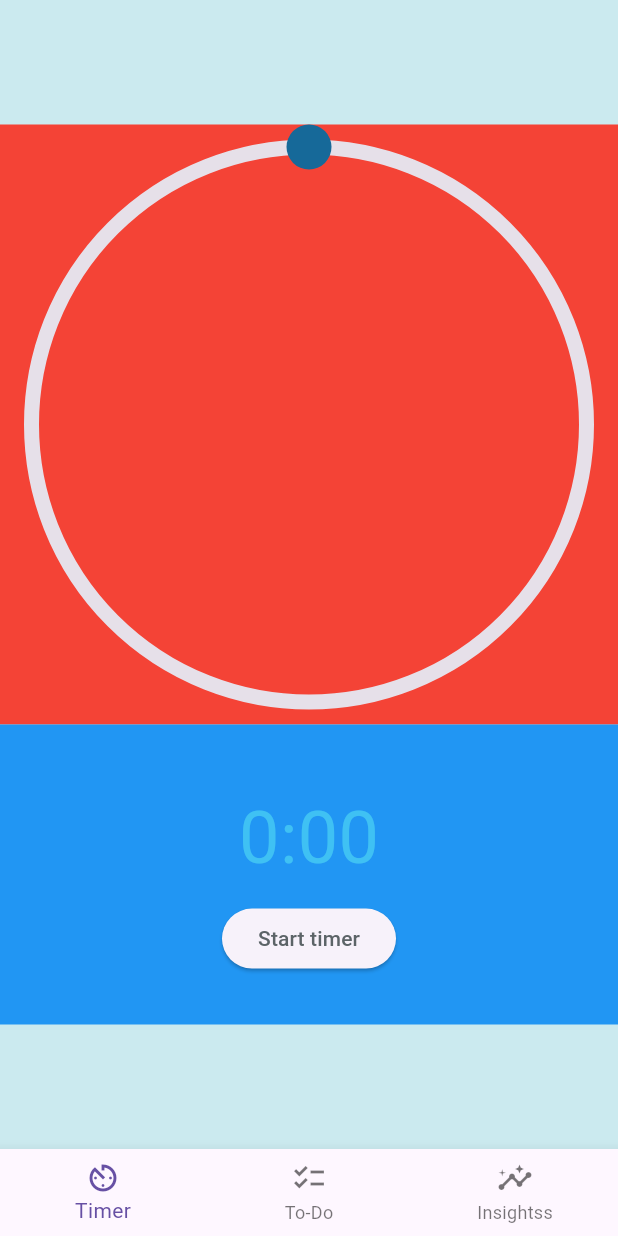
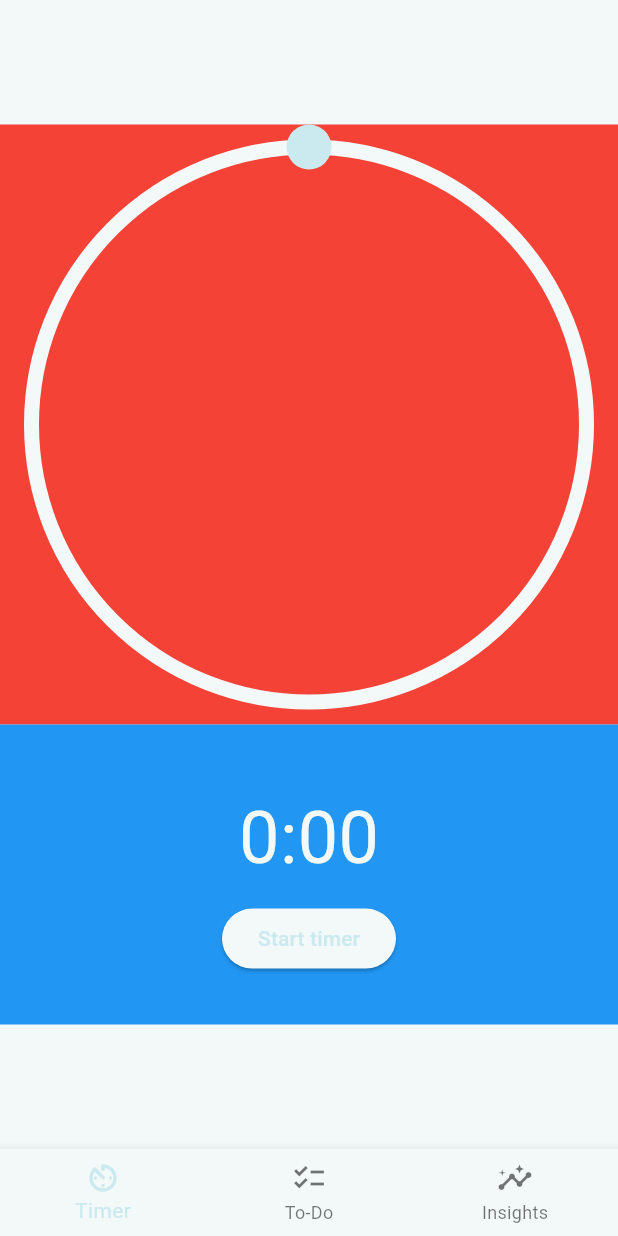
Before and after one commit to AustenLynn/climber, a Flutter app: the screen it shows after launch, on a phone screen of 412 x 824 dp. Run offline on Flutter 3.47's test engine with Material 3 defaults, Android fonts, the phone set to English and light mode, and no system bars; drawn by our look-alikes of syncfusion_flutter_gauges.

Commit message:
functional  themeManager

```diff
--- a/lib/Climber.dart
+++ /dev/null
@@ -1,14 +0,0 @@
-import 'package:flutter/cupertino.dart';
-import 'package:flutter/material.dart';
-
-import 'HomeScreen.dart';
-
-class Climber extends StatelessWidget{
-
-  @override
-  Widget build( BuildContext context ){
-    return MaterialApp(
-      home: HomeScreen(),
-    );
-  }
-}
--- /dev/null
+++ b/lib/config/theme/theme_data.dart
@@ -0,0 +1,19 @@
+
+import 'package:flutter/material.dart';
+
+ThemeData lightMode = ThemeData(
+    brightness: Brightness.light,
+    colorScheme: const ColorScheme.light(
+        surface: Color(0xFFf3f9f9),
+        primary: Color(0xFFcbeaef),
+        secondary: Color(0xFF166999),
+    )
+);
+ThemeData darkMode = ThemeData(
+    brightness: Brightness.dark,
+    colorScheme: const ColorScheme.dark(
+      surface: Color(0xFFf3f900),
+      primary: Color(0xFFcbea00),
+      secondary: Color(0xFF166900),
+  )
+);
--- a/lib/main.dart
+++ b/lib/main.dart
@@ -1,7 +1,7 @@
 import 'package:flutter/material.dart';
 
-import 'Climber.dart';
+import 'material_app.dart';
 
 void main() {
-  runApp(Climber());
+  runApp(const Climber());
 }
--- /dev/null
+++ b/lib/material_app.dart
@@ -0,0 +1,18 @@
+import 'package:climber/config/theme/theme_data.dart';
+import 'package:flutter/material.dart';
+
+import 'Screens/home_screen.dart';
+
+class Climber extends StatelessWidget{
+  const Climber({super.key});
+
+
+  @override
+  Widget build( BuildContext context ){
+    return MaterialApp(
+      home: const HomeScreen(),
+      theme: lightMode,
+      darkTheme: darkMode,
+    );
+  }
+}
--- a/lib/theme/Colors.dart
+++ /dev/null
@@ -1,15 +0,0 @@
-
-
-import 'package:flutter/material.dart';
-
-class AppColors {
-static  const textColor = Color(0xFF5c6467);
-static const backgroundColor = Color(0xFFf3f9f9);
-static const primaryColor = Color(0xFFcbeaef);
-static  const primaryFgColor = Color(0xFF5c6467);
-static  const secondaryColor = Color(0xFF166999);
-static  const secondaryFgColor = Color(0xFFf3f9f9);
-static  const accentColor = Color(0xFF3fc1f3);
-static  const accentFgColor = Color(0xFFf3f9f9);
-
-}
--- a/lib/CircularSlider.dart
+++ b/lib/widgets/circular_slider.dart
@@ -1,13 +1,12 @@
 import 'package:flutter/material.dart';
 import 'package:syncfusion_flutter_gauges/gauges.dart';
-import 'theme/Colors.dart';
 
 
 class CircularSlider extends StatelessWidget {
   final Function(double) onChanged;
   final double pointerValue;
 
-  CircularSlider({super.key, required this.onChanged, required this.pointerValue});
+  const CircularSlider({super.key, required this.onChanged, required this.pointerValue});
 
   @override
   Widget build(BuildContext context) {
@@ -25,7 +24,7 @@ class CircularSlider extends StatelessWidget {
                 enableDragging: true,
                 markerWidth: 30,
                 markerHeight: 30,
-                color: AppColors.secondaryColor,
+                color: Theme.of(context).colorScheme.primary,
                 markerType: MarkerType.circle,
                 onValueChanged: onChanged,
               ),
--- a/lib/TimerButton.dart
+++ b/lib/widgets/timer_button.dart
@@ -1,6 +1,6 @@
 
-import 'package:climber/theme/Colors.dart';
 import 'package:flutter/material.dart';
+
 
 class TimerButton extends StatelessWidget {
   final VoidCallback onClicked;
@@ -11,7 +11,7 @@ class TimerButton extends StatelessWidget {
     onPressed: onClicked,
     child: const Text(
       "Start timer",
-      style: TextStyle(color: AppColors.textColor),
+      style: TextStyle(),
     ),
   );
 }
```
Also changed, not shown: lib/Screens/home_screen.dart (renamed from lib/HomeScreen.dart, +11 -97 lines), lib/scaffold.dart (added), 1 other file.
